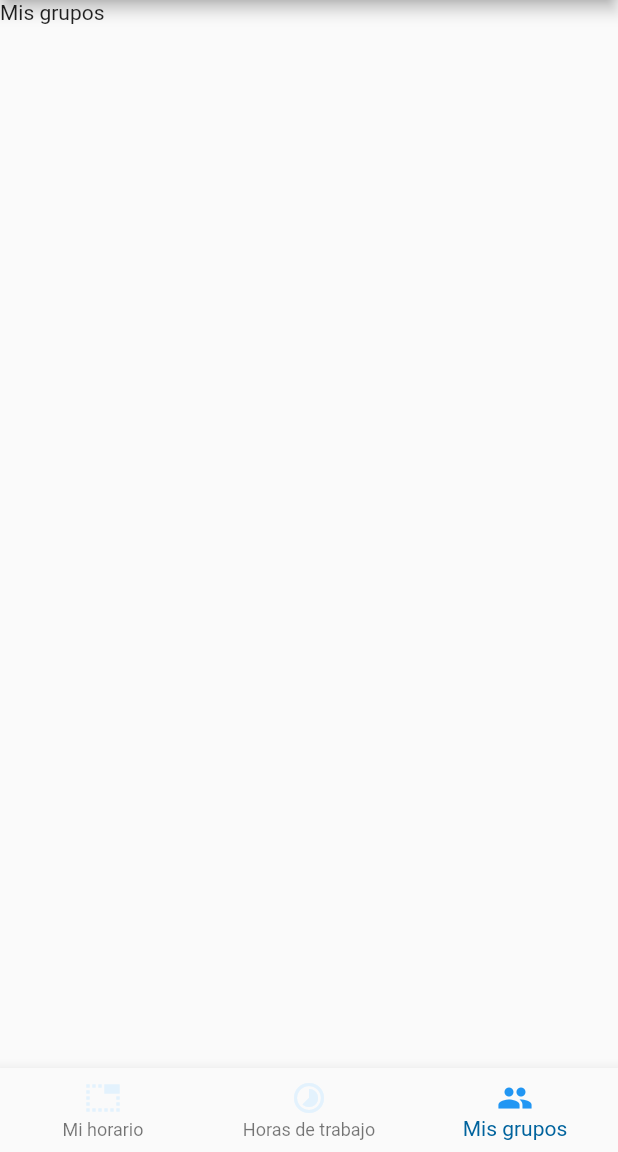
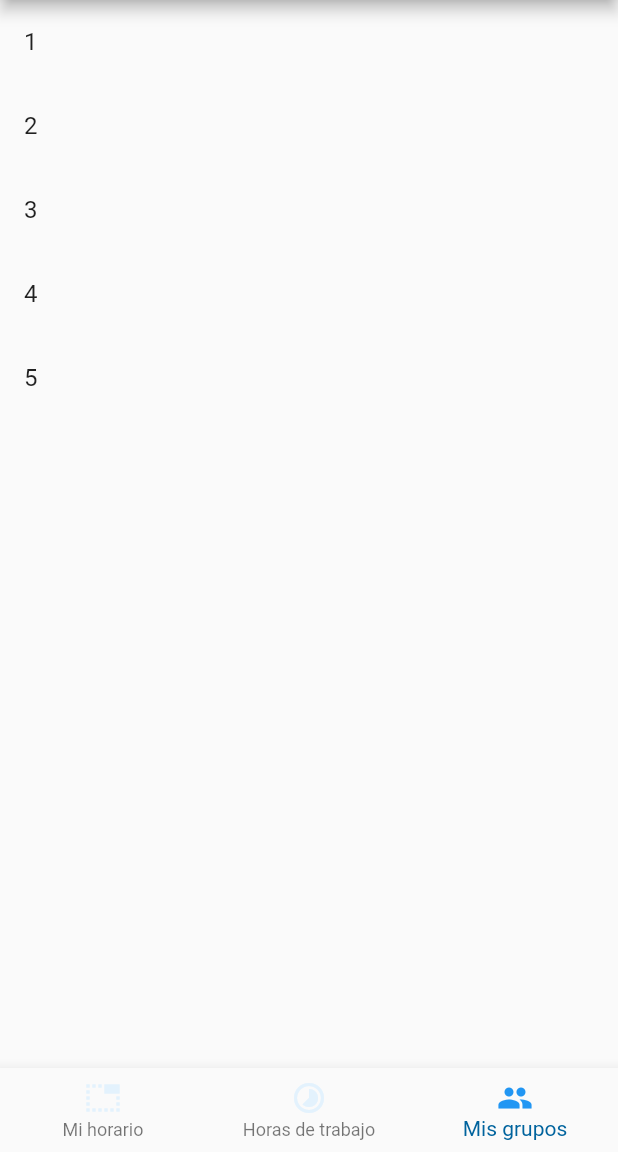
Before and after one commit to OppositeDragon/programador_reuniones_flutter, a Flutter app: the Dashboard screen opened by its route, swiped to page 3, on a phone screen of 412 x 824 dp, the part 84-1236 px from its top. Run offline on Flutter 3.47's test engine with Material 2 defaults, Android fonts, the phone set to English and light mode, and no system bars; our stand-ins replace firebase_core, flutter_riverpod, go_router; accounts and stored records are empty.

Commit message:
ListView builder añadido

```diff
--- a/lib/widgets/grupos_personal_widget.dart
+++ b/lib/widgets/grupos_personal_widget.dart
@@ -9,8 +9,17 @@ class GruposPersonal extends ConsumerStatefulWidget {
 }
 
 class _GruposPersonalState extends ConsumerState<GruposPersonal> {
+  late List<String> items = ["1", "2", "3", "4", "5"];
+
   @override
   Widget build(BuildContext context) {
-    return Container(child: const Text("Mis grupos"));
+    return ListView.builder(
+      itemCount: items.length,
+      itemBuilder: (context, index) {
+        return ListTile(
+          title: Text(items[index]),
+        );
+      },
+    );
   }
 }
```
